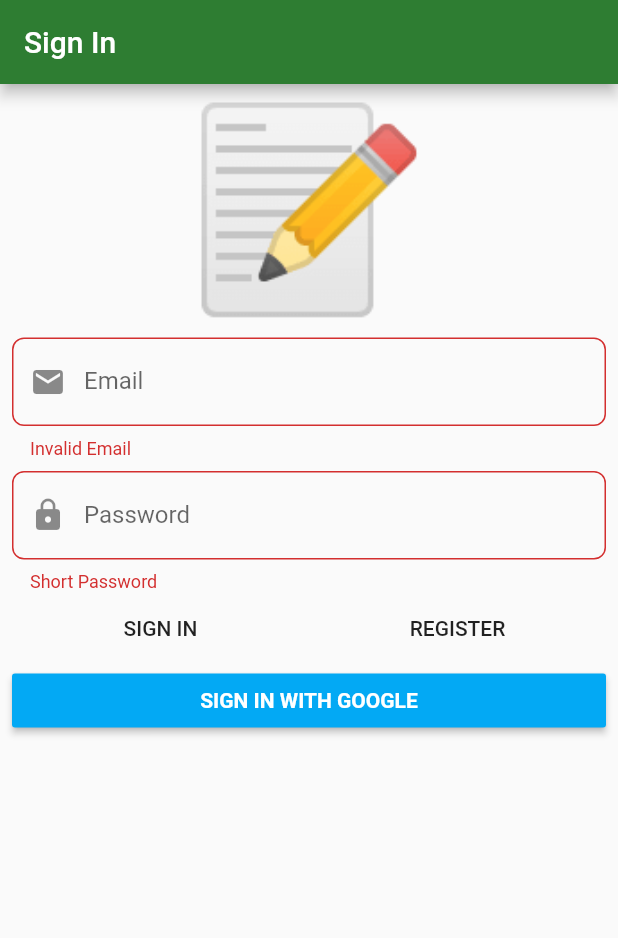
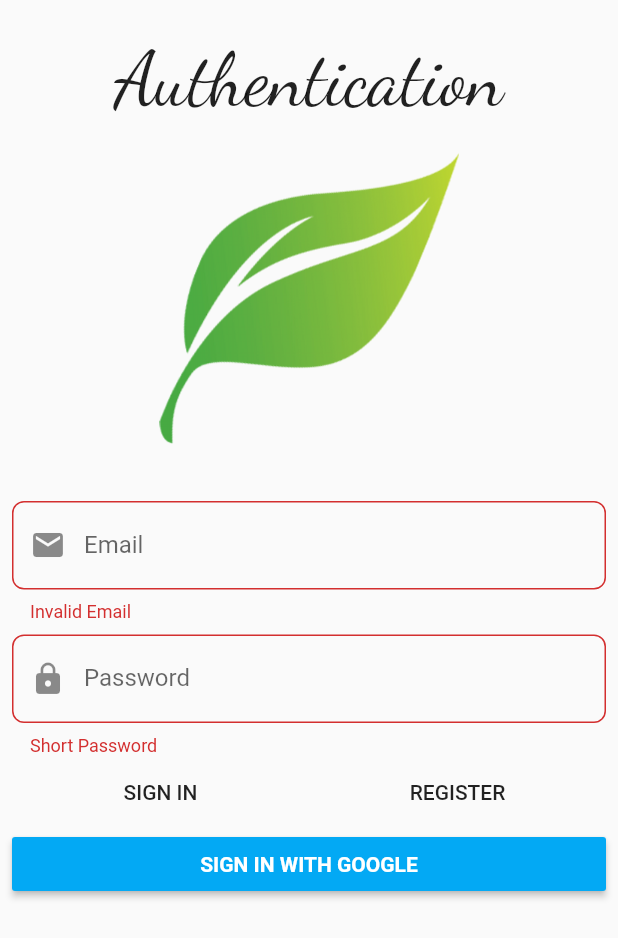
Before and after one commit to dupr0n/indr_agri, a Flutter app: the screen it shows after launch, after a tap on "SIGN IN", on a phone screen of 412 x 824 dp. Shown: the top 938 px of the screen. Run offline on Flutter 3.47's test engine with Material 2 defaults, Android fonts, the phone set to English and light mode, and no system bars; our stand-ins replace auto_route, bloc, cloud_firestore, dartz, firebase_auth, firebase_core and 7 more; accounts and stored records are empty; generated files the repository leaves out were written again; statements that could not run were skipped.

Commit message:
Added animation to sign in page

```diff
--- a/lib/presentation/core/app_widget.dart
+++ b/lib/presentation/core/app_widget.dart
@@ -31,7 +31,9 @@ class AppWidget extends StatelessWidget {
                 borderRadius: BorderRadius.circular(8),
               ),
             ),
-        ),
+            pageTransitionsTheme: const PageTransitionsTheme(builders: {
+              TargetPlatform.android: CupertinoPageTransitionsBuilder(),
+            })),
       ),
     );
   }
--- a/lib/presentation/home/home_page.dart
+++ b/lib/presentation/home/home_page.dart
@@ -1,9 +1,24 @@
+import 'package:auto_route/auto_route.dart';
 import 'package:flutter/material.dart';
+import 'package:flutter_bloc/flutter_bloc.dart';
+import '../../application/auth/auth_bloc.dart';
+import '../routes/router.gr.dart';
 
 class HomePage extends StatelessWidget {
   @override
   Widget build(BuildContext context) {
-    return Scaffold(
+    return MultiBlocListener(
+      listeners: [
+        BlocListener<AuthBloc, AuthState>(
+          listener: (context, state) {
+            state.maybeMap(
+              unauthenticated: (_) => ExtendedNavigator.of(context).replace(Routes.signInPage),
+              orElse: () {},
+            );
+          },
+        ),
+      ],
+      child: Scaffold(
         appBar: AppBar(
           title: const Text('Home Page'),
         ),
@@ -15,7 +30,7 @@ class HomePage extends StatelessWidget {
           ),
         ),
         floatingActionButton: FloatingActionButton(
-        onPressed: () {},
+          onPressed: () => context.bloc<AuthBloc>().add(const AuthEvent.signedOut()),
           child: const Icon(Icons.add),
         ),
         floatingActionButtonLocation: FloatingActionButtonLocation.centerDocked,
@@ -26,6 +41,7 @@ class HomePage extends StatelessWidget {
             child: SizedBox(height: 50),
           ),
         ),
+      ),
     );
   }
 }
--- a/lib/presentation/sign_in/sign_in_page.dart
+++ b/lib/presentation/sign_in/sign_in_page.dart
@@ -9,9 +9,7 @@ class SignInPage extends StatelessWidget {
   @override
   Widget build(BuildContext context) {
     return Scaffold(
-      appBar: AppBar(
-        title: const Text('Sign In'),
-      ),
+      resizeToAvoidBottomInset: true,
       body: BlocProvider(
         create: (context) => getIt<SignInFormBloc>(),
         child: SignInForm(),
--- a/lib/presentation/sign_in/widgets/sign_in_form.dart
+++ b/lib/presentation/sign_in/widgets/sign_in_form.dart
@@ -7,24 +7,83 @@ import '../../../application/auth/auth_bloc.dart';
 import '../../../application/auth/sign_in_form/sign_in_form_bloc.dart';
 import '../../routes/router.gr.dart';
 
-class SignInForm extends StatelessWidget {
+class SignInForm extends StatefulWidget {
+  @override
+  _SignInFormState createState() => _SignInFormState();
+}
+
+class _SignInFormState extends State<SignInForm> with TickerProviderStateMixin {
+  static const animationTime = 3;
+  static const transitionTime = 1;
+  AnimationController _startController, _transitionController;
+  Animation<double> _leaf;
+  Animation<double> _title, _email, _password, _signIn, _register, _google;
+  List<double> td = [0.2, 0.35, 0.5, 0.65, 0.75, 0.85, 1.0];
+
+  Animation<double> fadeInterval(double start, double end) =>
+      Tween<double>(begin: 0.0, end: 1.0).animate(CurvedAnimation(
+        parent: _startController,
+        curve: Interval(start, end),
+      ));
+  Animation<double> fade(double start, double end) =>
+      Tween<double>(begin: start, end: end).animate(_transitionController);
+
+  @override
+  Future<void> didChangeDependencies() async {
+    super.didChangeDependencies();
+    _startController = AnimationController(
+      vsync: this,
+      duration: const Duration(seconds: animationTime),
+    )..addListener(() {
+        setState(() {});
+      });
+    _transitionController = AnimationController(
+      vsync: this,
+      duration: const Duration(seconds: transitionTime),
+    )..addListener(() {
+        setState(() {});
+      });
+    _title = fadeInterval(td[0], td[1]);
+    _email = fadeInterval(td[1], td[2]);
+    _password = fadeInterval(td[2], td[3]);
+    _signIn = fadeInterval(td[3], td[4]);
+    _register = fadeInterval(td[4], td[5]);
+    _google = fadeInterval(td[5], td[6]);
+    _startController.forward();
+  }
+
   @override
   Widget build(BuildContext context) {
-    return BlocConsumer<SignInFormBloc, SignInFormState>(
+    return Opacity(
+      opacity: _leaf == null ? 1.0 : _leaf.value,
+      child: BlocConsumer<SignInFormBloc, SignInFormState>(
         builder: (context, state) {
           final signInbloc = context.bloc<SignInFormBloc>();
           return Form(
             autovalidate: state.showErrorMessages,
             child: ListView(
+              physics: const BouncingScrollPhysics(),
+              shrinkWrap: true,
               padding: const EdgeInsets.all(8),
               children: <Widget>[
-              const Text(
-                '📝',
+                const SizedBox(height: 15),
+                Opacity(
+                  opacity: _title.value,
+                  child: const Text(
+                    'Authentication',
                     textAlign: TextAlign.center,
-                style: TextStyle(fontSize: 130),
+                    style: TextStyle(fontSize: 50, fontFamily: 'DancingScript'),
                   ),
-              const SizedBox(height: 8),
-              TextFormField(
+                ),
+                const SizedBox(height: 16),
+                Image.asset(
+                  'assets/images/leaf.png',
+                  height: 200,
+                ),
+                const SizedBox(height: 35),
+                Opacity(
+                  opacity: _email.value,
+                  child: TextFormField(
                     decoration: const InputDecoration(
                       prefixIcon: Icon(Icons.email),
                       labelText: 'Email',
@@ -40,8 +99,11 @@ class SignInForm extends StatelessWidget {
                       (_) => null,
                     ),
                   ),
+                ),
                 const SizedBox(height: 8),
-              TextFormField(
+                Opacity(
+                  opacity: _password.value,
+                  child: TextFormField(
                     decoration: const InputDecoration(
                       prefixIcon: Icon(Icons.lock),
                       labelText: 'Password',
@@ -57,26 +119,36 @@ class SignInForm extends StatelessWidget {
                       (_) => null,
                     ),
                   ),
+                ),
                 Row(
                   children: <Widget>[
                     Expanded(
+                      child: Opacity(
+                        opacity: _signIn.value,
                         child: FlatButton(
-                      onPressed: () =>
-                          signInbloc.add(const SignInFormEvent.signInWithEmailAndPasswordPressed()),
+                          onPressed: () => signInbloc
+                              .add(const SignInFormEvent.signInWithEmailAndPasswordPressed()),
                           child: const Text('SIGN IN'),
                         ),
                       ),
+                    ),
                     Expanded(
+                      child: Opacity(
+                        opacity: _register.value,
                         child: FlatButton(
                           onPressed: () => signInbloc
                               .add(const SignInFormEvent.registerWithEmailAndPasswordPressed()),
                           child: const Text('REGISTER'),
                         ),
                       ),
+                    ),
                   ],
                 ),
-              RaisedButton(
-                onPressed: () => signInbloc.add(const SignInFormEvent.signInWithGooglePressed()),
+                Opacity(
+                  opacity: _google.value,
+                  child: RaisedButton(
+                    onPressed: () =>
+                        signInbloc.add(const SignInFormEvent.signInWithGooglePressed()),
                     color: Colors.lightBlue,
                     child: const Text(
                       'SIGN IN WITH GOOGLE',
@@ -86,10 +158,8 @@ class SignInForm extends StatelessWidget {
                       ),
                     ),
                   ),
-              if (state.isSubmitting) ...[
-                const SizedBox(height: 8),
-                const LinearProgressIndicator(),
-              ]
+                ),
+                if (state.isSubmitting) ...[const LinearProgressIndicator()]
               ],
             ),
           );
@@ -108,13 +178,24 @@ class SignInForm extends StatelessWidget {
                   ),
                 ).show(context);
               },
-            (_) {
+              (_) async {
+                _leaf = Tween<double>(begin: 1.0, end: 0.0).animate(_transitionController);
+                _transitionController.forward();
+                await Future.delayed(const Duration(milliseconds: 1000 * transitionTime + 250));
                 ExtendedNavigator.of(context).replace(Routes.homePage);
                 context.bloc<AuthBloc>().add(const AuthEvent.authCheckRequested());
               },
             ),
           );
         },
+      ),
     );
   }
+
+  @override
+  void dispose() {
+    _startController.dispose();
+    _transitionController.dispose();
+    super.dispose();
   }
+}
--- a/lib/presentation/splash/splash_page.dart
+++ b/lib/presentation/splash/splash_page.dart
@@ -5,22 +5,73 @@ import 'package:flutter_bloc/flutter_bloc.dart';
 import '../../application/auth/auth_bloc.dart';
 import '../routes/router.gr.dart';
 
-class SplashPage extends StatelessWidget {
+class SplashPage extends StatefulWidget {
+  @override
+  _SplashPageState createState() => _SplashPageState();
+}
+
+class _SplashPageState extends State<SplashPage> with SingleTickerProviderStateMixin {
+  AnimationController _controller;
+  Animation<double> _growanimation, _position;
+
+  @override
+  Future<void> didChangeDependencies() async {
+    super.didChangeDependencies();
+    _controller = AnimationController(
+      vsync: this,
+      duration: const Duration(seconds: 3),
+    )..addListener(() {
+        setState(() {});
+      });
+    _growanimation = Tween<double>(begin: 0, end: 200).animate(CurvedAnimation(
+      parent: _controller,
+      curve: const Interval(0.0, 0.8, curve: Curves.decelerate),
+    ));
+    _position = Tween<double>(begin: MediaQuery.of(context).size.height / 2.2, end: 100)
+        .animate(CurvedAnimation(
+      parent: _controller,
+      curve: const Interval(0.3, 1.0, curve: Curves.easeInOut),
+    ));
+    await _controller.forward();
+  }
+
   @override
   Widget build(BuildContext context) {
     return BlocListener<AuthBloc, AuthState>(
       listener: (context, state) {
         state.map(
           initial: (_) {},
-          authenticated: (_) => ExtendedNavigator.of(context).replace(Routes.homePage),
-          unauthenticated: (_) => ExtendedNavigator.of(context).replace(Routes.signInPage),
+          authenticated: (_) async {
+            await Future.delayed(const Duration(seconds: 3));
+            ExtendedNavigator.of(context).replace(Routes.homePage);
+          },
+          unauthenticated: (_) async {
+            await Future.delayed(const Duration(seconds: 3));
+            ExtendedNavigator.of(context).replace(Routes.signInPage);
+          },
         );
       },
-      child: const Scaffold(
-        body: Center(
-          child: CircularProgressIndicator(),
+      child: Scaffold(
+        body: Column(
+          children: [
+            SizedBox(height: _position.value),
+            SizedBox(
+              width: double.infinity,
+              child: Image.asset(
+                'assets/images/leaf.png',
+                width: _growanimation.value,
+                height: _growanimation.value,
+              ),
+            ),
+          ],
         ),
       ),
     );
   }
+
+  @override
+  void dispose() {
+    _controller.dispose();
+    super.dispose();
+  }
 }
```
Also changed, not shown: pubspec.yaml (+9 -0 lines), assets/fonts/DancingScript-Bold.ttf (added), assets/fonts/DancingScript-Medium.ttf (added), assets/fonts/DancingScript-Regular.ttf (added), assets/fonts/DancingScript-SemiBold.ttf (added), assets/images/leaf.png (added). Lines whose indentation alone changed are shown as unchanged.
